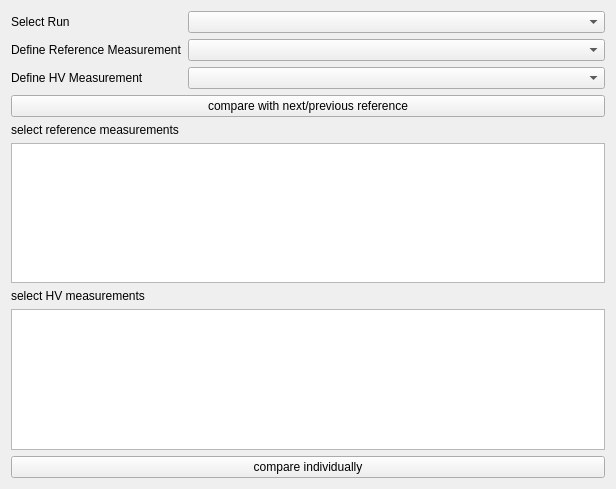
Qt form source/Gui/Ui_Alive.ui (lasersphere/Tilda) before a commit.
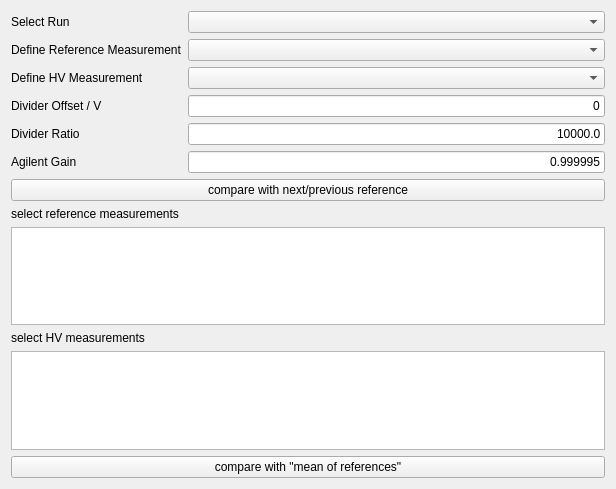
The same form after that commit.

Patch:
```diff
--- a/source/Gui/Ui_Alive.ui
+++ b/source/Gui/Ui_Alive.ui
@@ -46,6 +46,57 @@
      <item row="2" column="1">
       <widget class="QComboBox" name="isoSelect_2"/>
      </item>
+     <item row="3" column="0">
+      <widget class="QLabel" name="label">
+       <property name="text">
+        <string>Divider Offset / V</string>
+       </property>
+      </widget>
+     </item>
+     <item row="3" column="1">
+      <widget class="QLineEdit" name="lDivOffset">
+       <property name="text">
+        <string>0</string>
+       </property>
+       <property name="alignment">
+        <set>Qt::AlignRight|Qt::AlignTrailing|Qt::AlignVCenter</set>
+       </property>
+      </widget>
+     </item>
+     <item row="4" column="0">
+      <widget class="QLabel" name="label_2">
+       <property name="text">
+        <string>Divider Ratio</string>
+       </property>
+      </widget>
+     </item>
+     <item row="4" column="1">
+      <widget class="QLineEdit" name="lDivRatio">
+       <property name="text">
+        <string>10000.0</string>
+       </property>
+       <property name="alignment">
+        <set>Qt::AlignRight|Qt::AlignTrailing|Qt::AlignVCenter</set>
+       </property>
+      </widget>
+     </item>
+     <item row="5" column="0">
+      <widget class="QLabel" name="label_4">
+       <property name="text">
+        <string>Agilent Gain</string>
+       </property>
+      </widget>
+     </item>
+     <item row="5" column="1">
+      <widget class="QLineEdit" name="lAgiGain">
+       <property name="text">
+        <string>0.999995</string>
+       </property>
+       <property name="alignment">
+        <set>Qt::AlignRight|Qt::AlignTrailing|Qt::AlignVCenter</set>
+       </property>
+      </widget>
+     </item>
     </layout>
    </item>
    <item>
@@ -86,7 +137,7 @@
    <item>
     <widget class="QPushButton" name="pB_compareIndividual">
      <property name="text">
-      <string>compare individually</string>
+      <string>compare with &quot;mean of references&quot;</string>
      </property>
     </widget>
    </item>
```
